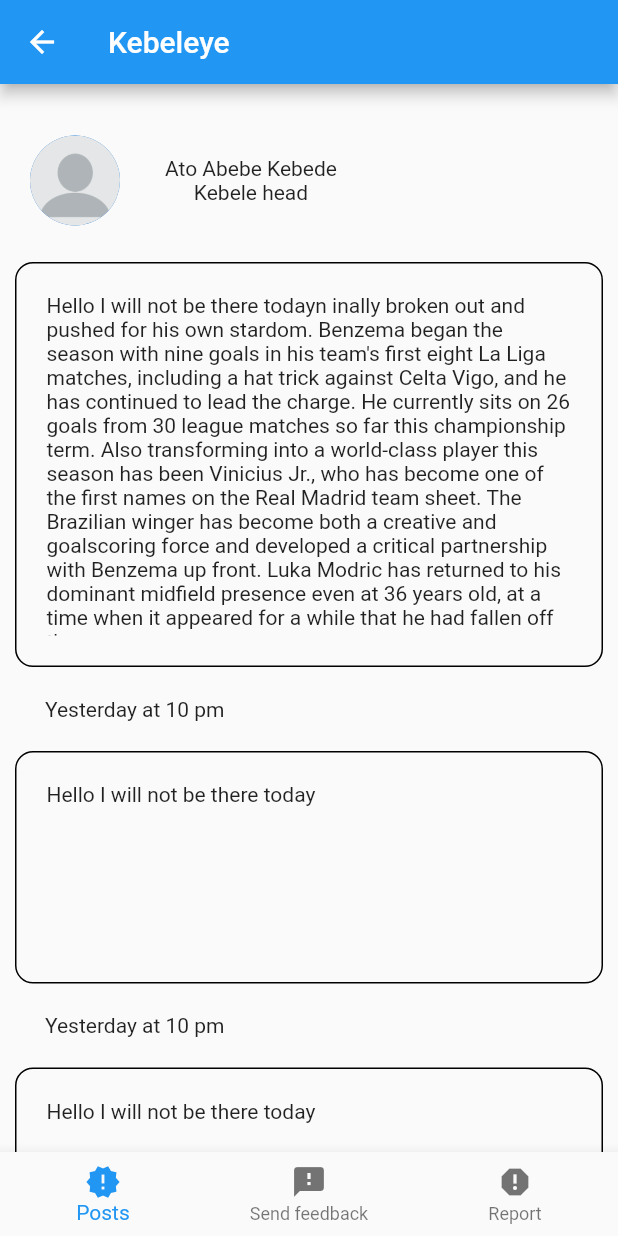
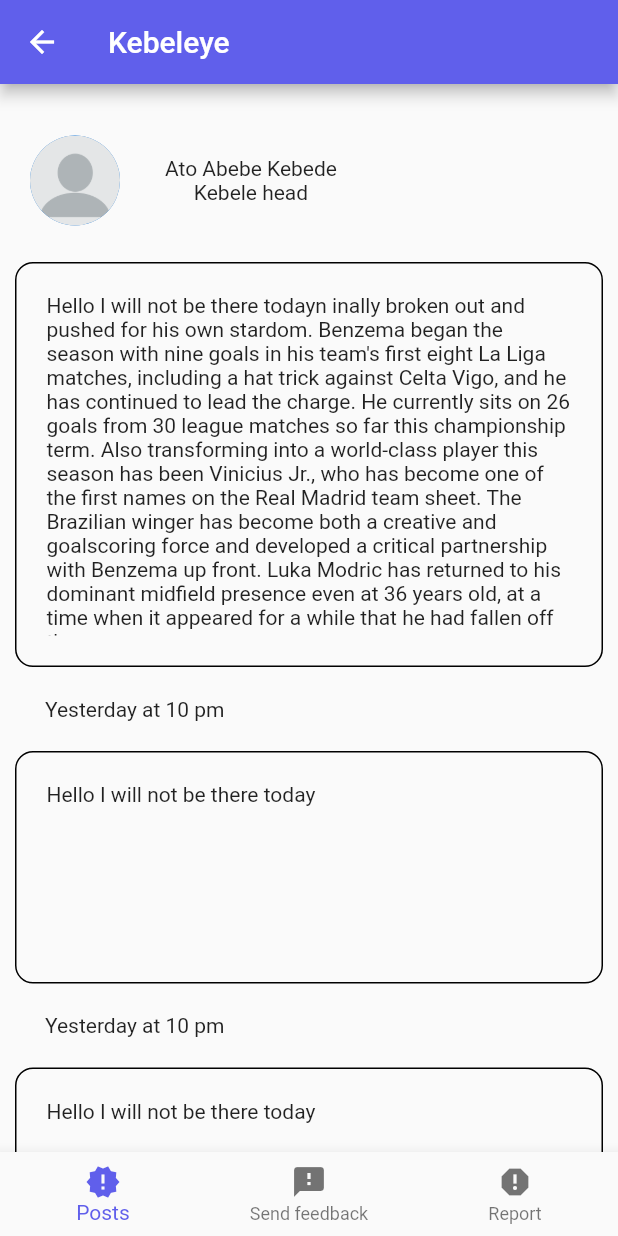
Before and after one commit to Sam-Girma/Kebeleye, a Flutter app: the screen it shows after launch, after a tap on "Kebele Head office", after a tap on "Ato Abebe Kebede", on a phone screen of 412 x 824 dp. Run offline on Flutter 3.47's test engine with Material 2 defaults, Android fonts, the phone set to English and light mode, and no system bars.

Commit message:
worked on Theme features

```diff
--- a/kebeleyeapp/lib/main.dart
+++ b/kebeleyeapp/lib/main.dart
@@ -15,7 +15,7 @@ class MyApp extends StatelessWidget {
       debugShowCheckedModeBanner: false,
       title: 'Login design',
       theme: ThemeData(
-
+        appBarTheme: AppBarTheme(color: Color.fromARGB(255, 96, 95, 235)),
 
 
         primarySwatch: Colors.blue,
--- a/kebeleyeapp/lib/pages/members_home_page.dart
+++ b/kebeleyeapp/lib/pages/members_home_page.dart
@@ -28,6 +28,8 @@ class _MembersHomePageState extends State<MembersHomePage> {
   @override
   Widget build(BuildContext context) {
     return Scaffold(
+
+
       appBar: AppBar(
         title: Text("Kebeleye"),
       ),
@@ -36,7 +38,7 @@ class _MembersHomePageState extends State<MembersHomePage> {
           children: <Widget>[
             Container(
               height: 300,
-              color: Colors.blue,
+              color: Theme.of(context).appBarTheme.color,
               padding: EdgeInsets.all(10),
               child: Column(
                 children: [
--- a/kebeleyeapp/lib/pages/tosee_tosend_toreportpage.dart
+++ b/kebeleyeapp/lib/pages/tosee_tosend_toreportpage.dart
@@ -61,7 +61,7 @@ class _PostPageState extends State<PostPage> {
               index = value;
             });
           },
-          selectedItemColor: Colors.blue,
+          selectedItemColor: Theme.of(context).appBarTheme.color,
           items: [
             BottomNavigationBarItem(
                 icon: Icon(Icons.new_releases), label: "Posts"),
@@ -135,9 +135,10 @@ class _PostPageState extends State<PostPage> {
                       mainAxisAlignment: MainAxisAlignment.end,
                       children: [
                         ElevatedButton(
+
                           onPressed: () {},
                           child: Text("Clear"),
-                          style: ButtonStyle(),
+
                         ),
                         SizedBox(
                           width: 30,
```
